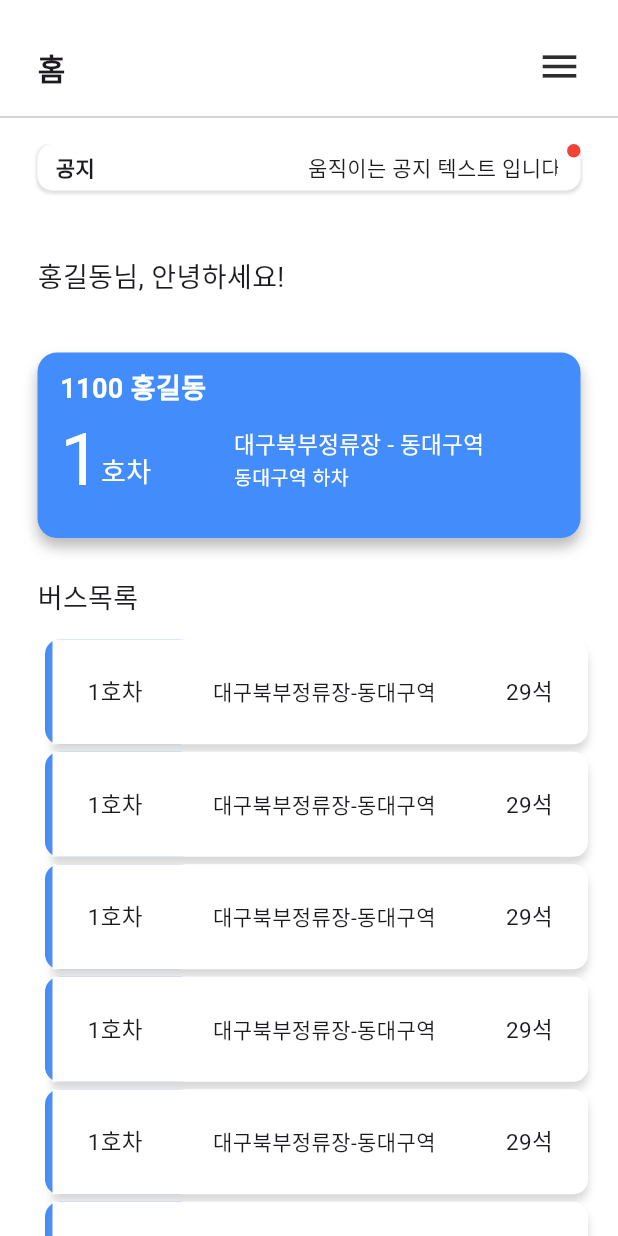
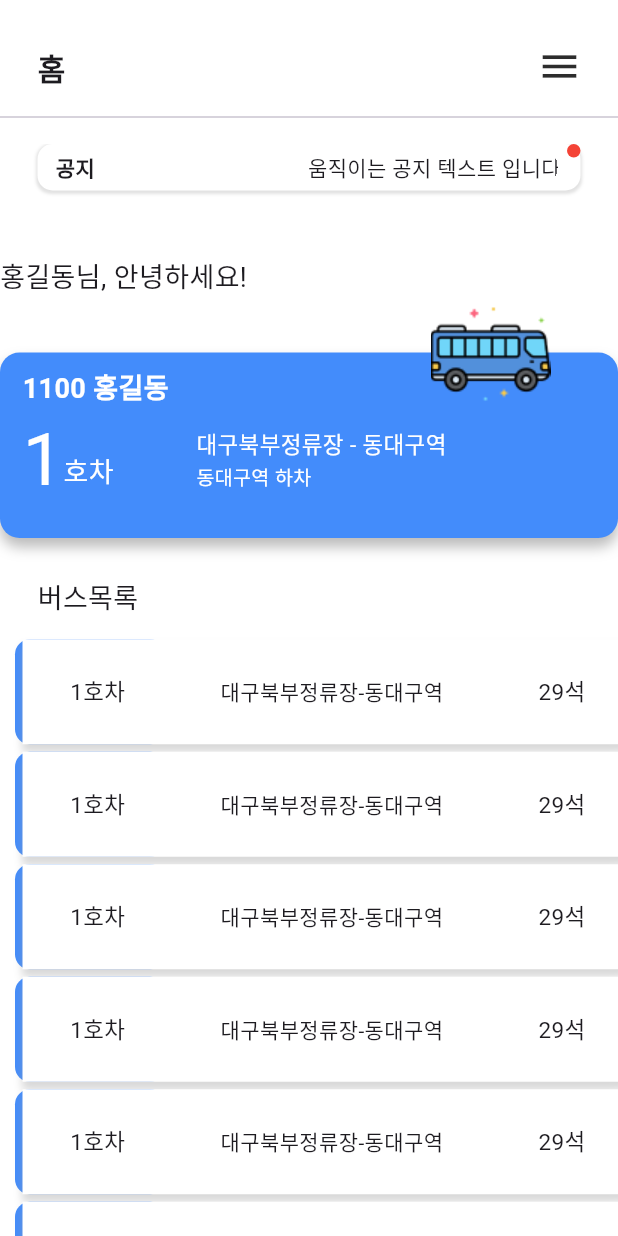
Before and after one commit to Guardian-Bus-System/web, a Flutter app: the ChangeBusRouteScreen screen opened directly with empty values, after a tap on "신청하기", on a phone screen of 412 x 824 dp. Run offline on Flutter 3.47's test engine with Material 3 defaults, Android fonts, the phone set to English and light mode, and no system bars; our stand-ins replace flutter_local_notifications, get, shared_preferences, velocity_x; accounts and stored records are empty.

Commit message:
logo-and_busRoute

```diff
--- a/lib/main.dart
+++ b/lib/main.dart
@@ -54,9 +54,9 @@ class MyApp extends StatelessWidget {
         Locale('ko', 'KR')
       ],
       locale: const Locale('ko'),
-      title: 'Flutter Demo',
+      title: 'GBSW-GOBUS',
       home: screen.width < 600 //가로넓이가 600이하라면 앱을 보여주고 아니면 그냥 흰 바탕
-        ? ChangeBusRouteScreen(data: userdata)//HomeView(user: userdata)
+        ? HomeView(user: userdata)//ChangeBusRouteScreen(data: userdata)
         : const AdminMainPage(),
       initialRoute: '/',
       getPages: [
--- a/lib/routes/mainView.dart
+++ b/lib/routes/mainView.dart
@@ -1,5 +1,6 @@
 import 'package:capstone_front/model/UserModel.dart';
 import 'package:capstone_front/routes/mainController.dart';
+import 'package:capstone_front/screen/user/pages/changeBusRoute_screen.dart';
 import 'package:capstone_front/screen/user/pages/home_screen.dart';
 import 'package:capstone_front/screen/user/pages/notification_screen.dart';
 import 'package:capstone_front/screen/user/pages/profile_screen.dart';
@@ -21,7 +22,7 @@ class HomeView extends StatelessWidget {
         controller: controller.tabController,
         children: <Widget>[
           NotificationScreen(),
-          HomeScreen(),
+          ChangeBusRouteScreen(data:user),
           HomeScreen(),
           ProfileScreen(user: user),
           RuleScreen(),
--- a/lib/screen/user/pages/changeBusRoute_screen.dart
+++ b/lib/screen/user/pages/changeBusRoute_screen.dart
@@ -25,7 +25,7 @@ class _ChangeBusRouteScreenState extends State<ChangeBusRouteScreen> {
   TextEditingController textEditingController = TextEditingController();
   final GlobalKey<BusDropDownButtonWidgetState> _dropDownKey = GlobalKey<BusDropDownButtonWidgetState>();
 
-  int? _selectedButtonIndex; // 현재 선택된 버튼의 인덱스
+  var _selectedButtonIndex = 0.obs; // 현재 선택된 버튼의 인덱스
 
   @override
   Widget build(BuildContext context) {
@@ -68,7 +68,7 @@ class _ChangeBusRouteScreenState extends State<ChangeBusRouteScreen> {
               child: Column(
                 children: [
                   height15,
-                  // categories 항목을 추가
+                  Obx(() =>
                     Row(
                       children: [
                         Column(
@@ -79,16 +79,15 @@ class _ChangeBusRouteScreenState extends State<ChangeBusRouteScreen> {
                               title: category['name'] as String,
                               items: category['items'] as List<String>,
                               dropDownKey: _dropDownKey,
-                            isSelected: _selectedButtonIndex == index, // 버튼이 선택되었는지 여부
+                              isSelected: _selectedButtonIndex.value == index, // 버튼이 선택되었는지 여부
                               onTap: () {
-                              setState(() {
-                                _selectedButtonIndex = index; // 현재 선택된 버튼 인덱스를 업데이트
-                              });
+                                _selectedButtonIndex.value = index; // 현재 선택된 버튼 인덱스를 업데이트
                               },
                             ).pOnly(bottom: 10); // 버튼 간의 간격을 추가
                           }).toList(),
                         ),
                       ],
+                    ),
                   ),
                   height15,
                   BusRouteChangeContainer(
--- a/lib/screen/user/pages/home_screen.dart
+++ b/lib/screen/user/pages/home_screen.dart
@@ -1,3 +1,4 @@
+import 'package:capstone_front/CustomSide/responsive_screen_size.dart';
 import 'package:capstone_front/model/UserModel.dart';
 import 'package:capstone_front/CustomSide/color_theme.dart';
 import 'package:capstone_front/CustomSide/spaceing_box.dart';
@@ -72,8 +73,7 @@ class _HomeScreenState extends State<HomeScreen> {
 
   @override
   Widget build(BuildContext context) {
-    double screenHeight = MediaQuery.of(context).size.height;
-    double screenWidth = MediaQuery.of(context).size.width - 50;
+    ScreenSize screen = ScreenSize(context);
 
     return Obx(
       () => Scaffold(
@@ -104,12 +104,12 @@ class _HomeScreenState extends State<HomeScreen> {
                         BusUserInfoConatainer(
                           user: userdata.value,
                           date: date,
-                          containerHeight: screenHeight,
-                          containerWidth: screenWidth,
+                          containerHeight: screen.height,
+                          containerWidth: screen.width,
                         ),
                         BusListContainer(
-                          listItemHeight: screenHeight,
-                          listItemWidth: screenWidth,
+                          listItemHeight: screen.height,
+                          listItemWidth: screen.width,
                         ),
                       ],
                     ),
--- a/lib/screen/user/widget/bus/busDropdownButton_widget.dart
+++ b/lib/screen/user/widget/bus/busDropdownButton_widget.dart
@@ -1,3 +1,4 @@
+import 'package:capstone_front/CustomSide/responsive_screen_size.dart';
 import 'package:capstone_front/CustomSide/spaceing_box.dart';
 import 'package:flutter/material.dart';
 import 'package:velocity_x/velocity_x.dart';
@@ -22,13 +23,23 @@ class BusDropDownButtonWidgetState extends State<BusDropDownButtonWidget> {
 
   @override
   Widget build(BuildContext context) {
+    ScreenSize screen = ScreenSize(context);
+
     return Column(
       crossAxisAlignment: CrossAxisAlignment.start,
       children: [
         height20,
-        DropdownButton<String>(
+        Container(
+          width: screen.width,
+          decoration: BoxDecoration(
+            border: Border.all(color: Colors.grey),
+            borderRadius: BorderRadius.circular(5),
+          ),
+          child: DropdownButton<String>(
             value: selectedItem,
             iconSize: 40,
+            isExpanded: true,
+            underline: const SizedBox(),
             onChanged: (String? newValue) {
               setState(() {
                 selectedItem = newValue;
@@ -40,7 +51,8 @@ class BusDropDownButtonWidgetState extends State<BusDropDownButtonWidget> {
                 child: value.text.make(),
               );
             }).toList(),
-        ),
+          ).pOnly(left: 20, right: 15),
+        ).pOnly(right: 15),
       ],
     );
   }
--- a/lib/screen/user/widget/bus/busTakeButtonWidget.dart
+++ b/lib/screen/user/widget/bus/busTakeButtonWidget.dart
@@ -1,6 +1,8 @@
 import 'package:capstone_front/CustomSide/color_theme.dart';
 import 'package:capstone_front/CustomSide/font_size.dart';
 import 'package:flutter/material.dart';
+import 'package:get/get.dart';
+import 'package:get/get_rx/src/rx_types/rx_types.dart';
 import 'package:velocity_x/velocity_x.dart';
 
 class BusTakeButtonWidget extends StatefulWidget {
@@ -13,25 +15,30 @@ class BusTakeButtonWidget extends StatefulWidget {
 }
 
 class _BusTakeButtonWidgetState extends State<BusTakeButtonWidget> {
+  RxBool isClicked = false.obs;
+
   @override
   Widget build(BuildContext context) {
-    return InkWell(
+    return Obx(
+      () => InkWell(
         onTap: () {
           print('asdad');
+          isClicked.value = !isClicked.value;
         },
         child: Container(
           width: 80, height: 35,
           decoration: BoxDecoration(
-          color: widget.buttonText == "탑승" ? baseColor : backgroundColor,
+            color: isClicked.value ?  baseColor : backgroundColor,
             border: Border.all(width: 1, color: baseColor),
             borderRadius: BorderRadius.circular(5)
           ),
           child: Center(
             child: widget.buttonText.text
-            .color(widget.buttonText == "탑승" ? white : baseColor)
+              .color(isClicked.value ? white : baseColor)
               .size(FontSiz14)
-            .fontWeight(widget.buttonText == "탑승" ? FontWeight.bold : FontWeight.normal) // 조건에 따라 글씨 두께 변경
+              .fontWeight(isClicked.value ? FontWeight.normal : FontWeight.bold) // 조건에 따라 글씨 두께 변경
               .make()
+          ),
         ),
       ),
     );
--- a/lib/screen/user/widget/bus/busUserInfo_container.dart
+++ b/lib/screen/user/widget/bus/busUserInfo_container.dart
@@ -4,7 +4,9 @@ import 'package:capstone_front/CustomSide/font_size.dart';
 import 'package:capstone_front/CustomSide/spaceing_box.dart';
 import 'package:capstone_front/screen/user/pages/changeBusRoute_screen.dart';
 import 'package:capstone_front/screen/user/widget/bus/busUserInfo.dart';
+import 'package:capstone_front/utils/img.dart';
 import 'package:flutter/material.dart';
+import 'package:flutter/widgets.dart';
 import 'package:get/get.dart';
 import 'package:velocity_x/velocity_x.dart';
 
@@ -24,7 +26,9 @@ class _BusUserInfoConatainerState extends State<BusUserInfoConatainer> {
 
   @override
   Widget build(BuildContext context) {
-    return InkWell(
+    return Stack(
+      children: [
+        InkWell(
           onTap: (){
             Get.to(ChangeBusRouteScreen(data: widget.date));
             print(widget.user.loginId);
@@ -35,7 +39,6 @@ class _BusUserInfoConatainerState extends State<BusUserInfoConatainer> {
             width: widget.containerWidth,
             child: Stack(
               children: [
-            //버스 이미지 필요
                 Column(
                   children: [
                     Row(children: [
@@ -49,10 +52,18 @@ class _BusUserInfoConatainerState extends State<BusUserInfoConatainer> {
                       containerWidth: widget.containerWidth
                     ),
                   ],
-            )
+                ),
+                //버스 이미지
+                Positioned(
+                  right: 0,
+                  top: -20,
+                  child: Image.asset(busLogo, width:170,)
+                ),
               ],
             ),
           ),
+        ),
+      ],
     );
   }
 }
--- a/lib/screen/user/widget/drawer_widget.dart
+++ b/lib/screen/user/widget/drawer_widget.dart
@@ -34,7 +34,6 @@ class DrawerWidget extends StatelessWidget {
             InkWell(
               onTap: () {
                 Get.to(ProfileScreen(user: user));
-
               },
               child: Row(
                 children: [
@@ -102,10 +101,7 @@ class DrawerWidget extends StatelessWidget {
   }
 }
 
-Widget customInkWell({
-  required Future<void> Function() onTap,
-  required String text,
-}) {
+Widget customInkWell({ required Future<void> Function() onTap, required String text }) {
   return InkWell(
     onTap: onTap,
     child: text.text.bold.size(FontSiz15).make(),
--- a/lib/utils/img.dart
+++ b/lib/utils/img.dart
@@ -1,2 +1,3 @@
 const gbswLogoUrl = "assets/images/gbswLogo.jpeg";
 const GoBusLogo = "assets/images/GoBus.jpeg";
+const busLogo = "assets/images/busLogo.png";
--- a/pubspec.yaml
+++ b/pubspec.yaml
@@ -74,6 +74,7 @@ flutter:
     - assets/images/
     - assets/images/gbswLogo.jpeg
     - assets/images/GoBus.jpeg
+    - assets/images/busLogo.png
 
   # An image asset can refer to one or more resolution-specific "variants", see
   # https://flutter.dev/assets-and-images/#resolution-aware
```
Also changed, not shown: assets/images/busLogo.png (added). Lines whose indentation alone changed are shown as unchanged.
